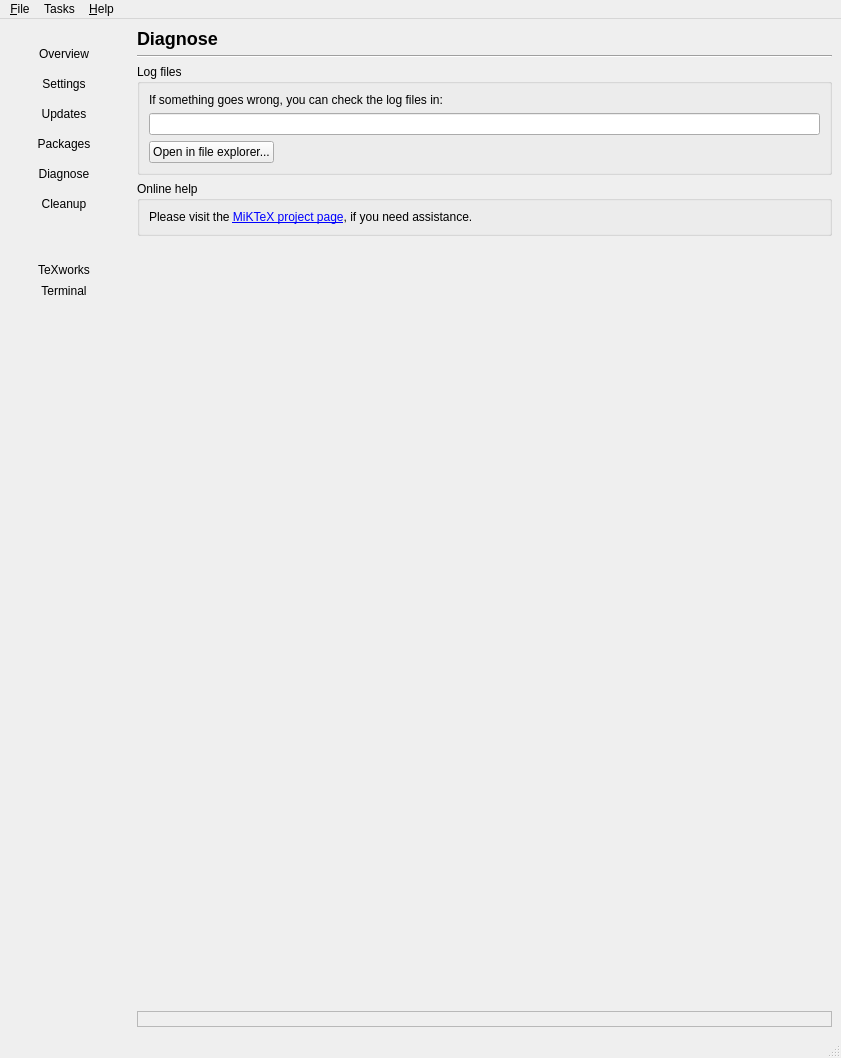
Above: Programs/MiKTeX/Console/Qt/mainwindow.ui from MiKTeX/miktex before the change. Below: the same form after it.
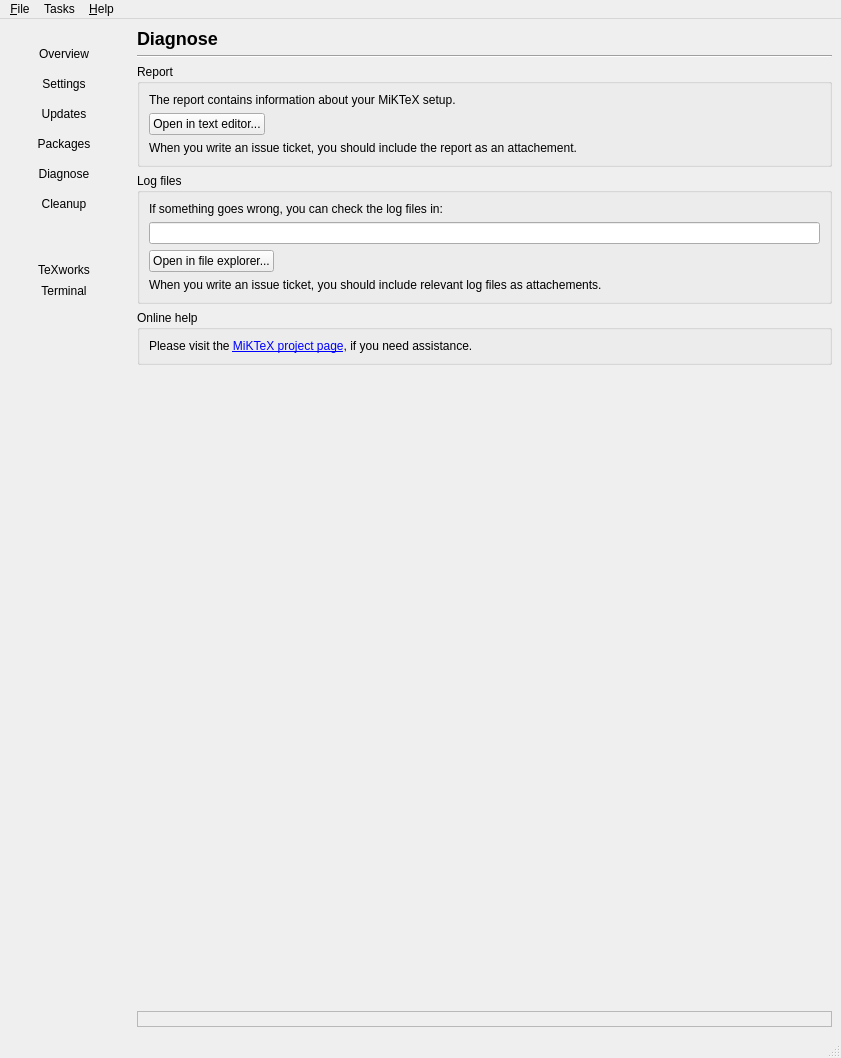
That is the form after the change. The open tabs and pages were chosen to show the change. Icons and pictures are not drawn.

Commit message: Write configuration report

Diff of the .ui file:
```diff
--- a/Programs/MiKTeX/Console/Qt/mainwindow.ui
+++ b/Programs/MiKTeX/Console/Qt/mainwindow.ui
@@ -1605,6 +1605,53 @@
              </property>
             </widget>
            </item>
+           <item>
+            <widget class="QGroupBox" name="groupBox_2">
+             <property name="title">
+              <string>Report</string>
+             </property>
+             <layout class="QVBoxLayout" name="verticalLayout_15x">
+              <item>
+               <widget class="QLabel" name="label_17x">
+                <property name="text">
+                 <string>The report contains information about your MiKTeX setup.</string>
+                </property>
+               </widget>
+              </item>
+              <item>
+               <layout class="QHBoxLayout" name="horizontalLayout_12">
+                <item>
+                 <widget class="QPushButton" name="pushButtonOpenReport">
+                  <property name="text">
+                   <string>Open in text editor...</string>
+                  </property>
+                 </widget>
+                </item>
+                <item>
+                 <spacer name="horizontalSpacer_6">
+                  <property name="orientation">
+                   <enum>Qt::Horizontal</enum>
+                  </property>
+                  <property name="sizeHint" stdset="0">
+                   <size>
+                    <width>40</width>
+                    <height>20</height>
+                   </size>
+                  </property>
+                 </spacer>
+                </item>
+               </layout>
+              </item>
+              <item>
+               <widget class="QLabel" name="label_17x_2">
+                <property name="text">
+                 <string>When you write an issue ticket, you should include the report as an attachement.</string>
+                </property>
+               </widget>
+              </item>
+             </layout>
+            </widget>
+           </item>
            <item>
             <widget class="QGroupBox" name="verticalGroupBox">
              <property name="title">
@@ -1649,6 +1696,13 @@
                 </item>
                </layout>
               </item>
+              <item>
+               <widget class="QLabel" name="label_17x_3">
+                <property name="text">
+                 <string>When you write an issue ticket, you should include relevant log files as attachements.</string>
+                </property>
+               </widget>
+              </item>
              </layout>
             </widget>
            </item>
```
Left out of the diff: 2 changed lines with no effect on the pictures. The commit also changes 7 other files.
